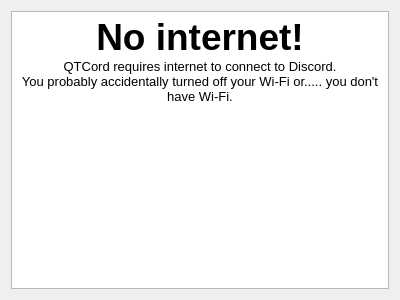
The window that src/ui/no_internet.ui (mak448a/Qtcord) describes before a commit, drawn with Qt 5.
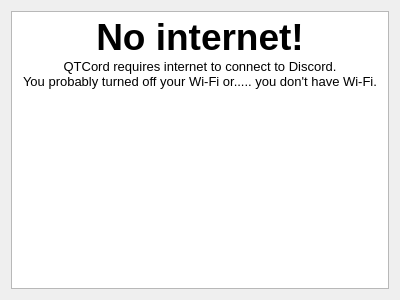
The same window after the commit. Icons and pictures are not drawn.

The edit to the form file:
```diff
--- a/src/ui/no_internet.ui
+++ b/src/ui/no_internet.ui
@@ -29,7 +29,7 @@
 &lt;/style&gt;&lt;/head&gt;&lt;body style=&quot; font-family:'Noto Sans'; font-size:10pt; font-weight:400; font-style:normal;&quot;&gt;
 &lt;p align=&quot;center&quot; style=&quot; margin-top:0px; margin-bottom:0px; margin-left:0px; margin-right:0px; -qt-block-indent:0; text-indent:0px;&quot;&gt;&lt;span style=&quot; font-size:28pt; font-weight:700;&quot;&gt;No internet!&lt;/span&gt;&lt;/p&gt;
 &lt;p align=&quot;center&quot; style=&quot; margin-top:0px; margin-bottom:0px; margin-left:0px; margin-right:0px; -qt-block-indent:0; text-indent:0px;&quot;&gt;QTCord requires internet to connect to Discord.&lt;/p&gt;
-&lt;p align=&quot;center&quot; style=&quot; margin-top:0px; margin-bottom:0px; margin-left:0px; margin-right:0px; -qt-block-indent:0; text-indent:0px;&quot;&gt;You probably accidentally turned off your Wi-Fi or..... you don't have Wi-Fi.&lt;/p&gt;&lt;/body&gt;&lt;/html&gt;</string>
+&lt;p align=&quot;center&quot; style=&quot; margin-top:0px; margin-bottom:0px; margin-left:0px; margin-right:0px; -qt-block-indent:0; text-indent:0px;&quot;&gt;You probably turned off your Wi-Fi or..... you don't have Wi-Fi.&lt;/p&gt;&lt;/body&gt;&lt;/html&gt;</string>
      </property>
     </widget>
    </item>
```
